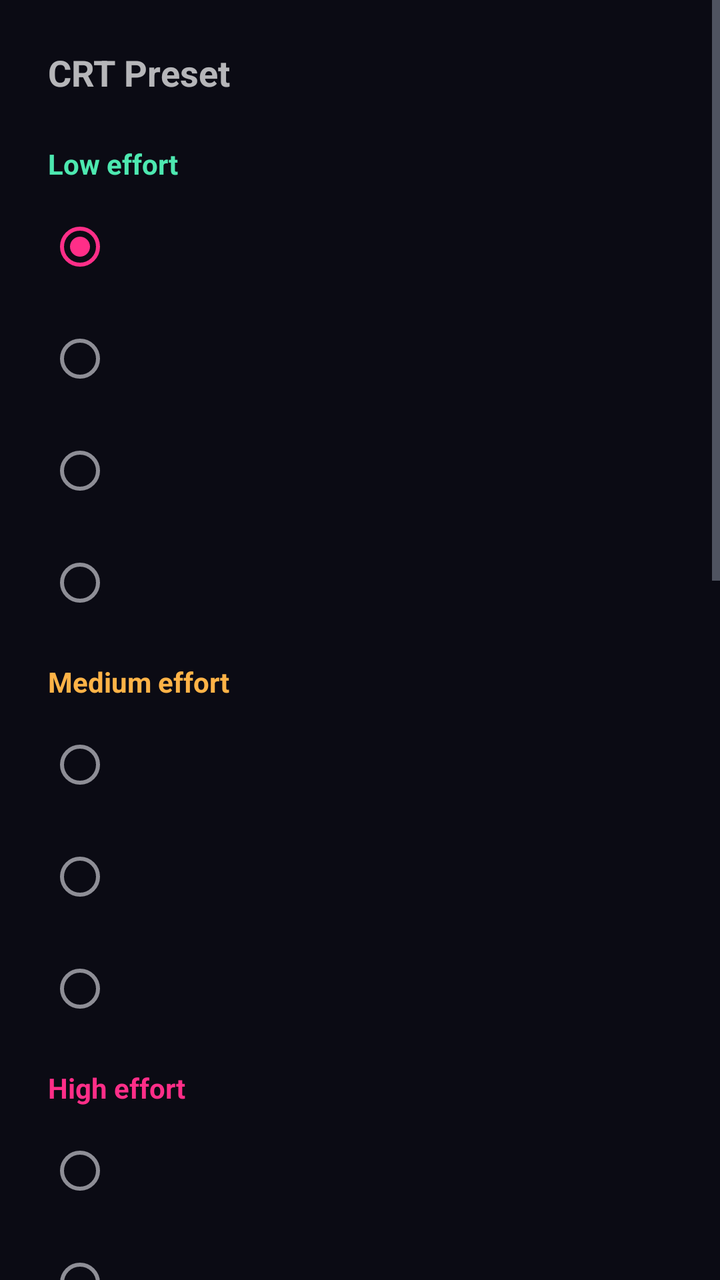
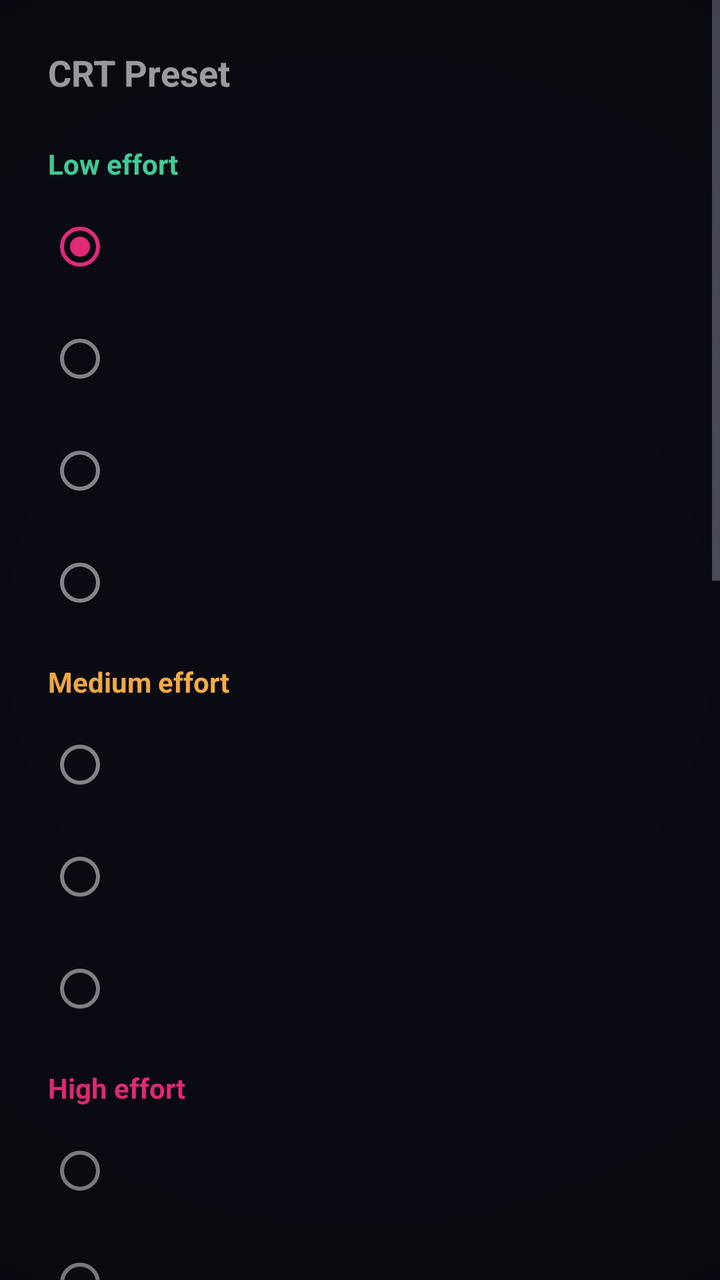

The first picture is an Android layout as it rendered before a commit; the second is the same layout after the commit. The layout source and the unified diff follow.
<!-- AndroidManifest.xml: application theme Theme.RetroTube -->
<!-- res/layout/activity_main.xml -->
<?xml version="1.0" encoding="utf-8"?>
<ScrollView xmlns:android="http://schemas.android.com/apk/res/android"
    android:layout_width="match_parent"
    android:layout_height="match_parent">

    <LinearLayout
        android:layout_width="match_parent"
        android:layout_height="wrap_content"
        android:orientation="vertical"
        android:padding="24dp">

        <TextView
            android:layout_width="wrap_content"
            android:layout_height="wrap_content"
            android:text="@string/preset_label"
            android:textStyle="bold"
            android:textSize="18sp"
            android:layout_marginBottom="16dp" />

        <RadioGroup
            android:id="@+id/presetGroup"
            android:layout_width="match_parent"
            android:layout_height="wrap_content">

            <TextView
                android:layout_width="wrap_content"
                android:layout_height="wrap_content"
                android:text="@string/tier_low"
                android:textStyle="bold"
                android:textColor="@color/tier_low"
                android:layout_marginTop="8dp"
                android:layout_marginBottom="4dp" />

            <RadioButton
                android:id="@+id/presetZfastCrt"
                android:layout_width="match_parent"
                android:layout_height="wrap_content"
                android:checked="true" />

            <RadioButton
                android:id="@+id/presetPhosphorMono"
                android:layout_width="match_parent"
                android:layout_height="wrap_content" />

            <RadioButton
                android:id="@+id/presetDeconverge"
                android:layout_width="match_parent"
                android:layout_height="wrap_content" />

            <RadioButton
                android:id="@+id/presetInterlaceRoll"
                android:layout_width="match_parent"
                android:layout_height="wrap_content" />

            <TextView
                android:layout_width="wrap_content"
                android:layout_height="wrap_content"
                android:text="@string/tier_medium"
                android:textStyle="bold"
                android:textColor="@color/tier_medium"
                android:layout_marginTop="12dp"
                android:layout_marginBottom="4dp" />

            <RadioButton
                android:id="@+id/presetCrtEasymode"
                android:layout_width="match_parent"
                android:layout_height="wrap_content" />

            <RadioButton
                android:id="@+id/presetVhs"
                android:layout_width="match_parent"
                android:layout_height="wrap_content" />

            <RadioButton
                android:id="@+id/presetVhsRec"
                android:layout_width="match_parent"
                android:layout_height="wrap_content" />

            <TextView
                android:layout_width="wrap_content"
                android:layout_height="wrap_content"
                android:text="@string/tier_high"
                android:textStyle="bold"
                android:textColor="@color/tier_high"
                android:layout_marginTop="12dp"
                android:layout_marginBottom="4dp" />

            <RadioButton
                android:id="@+id/presetCrtGuestAdvanced"
                android:layout_width="match_parent"
                android:layout_height="wrap_content" />

            <RadioButton
                android:id="@+id/presetNtsc"
                android:layout_width="match_parent"
                android:layout_height="wrap_content" />

            <TextView
                android:layout_width="wrap_content"
                android:layout_height="wrap_content"
                android:text="@string/tier_off"
                android:textStyle="bold"
                android:layout_marginTop="12dp"
                android:layout_marginBottom="4dp" />

            <RadioButton
                android:id="@+id/presetNone"
                android:layout_width="match_parent"
                android:layout_height="wrap_content" />

        </RadioGroup>

        <com.google.android.material.switchmaterial.SwitchMaterial
            android:id="@+id/curvatureSwitch"
            android:layout_width="match_parent"
            android:layout_height="wrap_content"
            android:layout_marginTop="20dp" />

        <TextView
            android:layout_width="wrap_content"
            android:layout_height="wrap_content"
            android:text="@string/downscale_label"
            android:textStyle="bold"
            android:layout_marginTop="20dp"
            android:layout_marginBottom="4dp" />

        <RadioGroup
            android:id="@+id/downscaleGroup"
            android:layout_width="match_parent"
            android:layout_height="wrap_content">

            <RadioButton
                android:id="@+id/downscaleNative"
                android:layout_width="match_parent"
                android:layout_height="wrap_content"
                android:checked="true" />

            <RadioButton
                android:id="@+id/downscale240"
                android:layout_width="match_parent"
                android:layout_height="wrap_content" />

            <RadioButton
                android:id="@+id/downscale480"
                android:layout_width="match_parent"
                android:layout_height="wrap_content" />

            <RadioButton
                android:id="@+id/downscale720"
                android:layout_width="match_parent"
                android:layout_height="wrap_content" />

        </RadioGroup>

        <TextView
            android:layout_width="wrap_content"
            android:layout_height="wrap_content"
            android:text="@string/aspect_label"
            android:textStyle="bold"
            android:layout_marginTop="20dp"
            android:layout_marginBottom="4dp" />

        <RadioGroup
            android:id="@+id/aspectGroup"
            android:layout_width="match_parent"
            android:layout_height="wrap_content">

            <RadioButton
                android:id="@+id/aspectFit"
                android:layout_width="match_parent"
                android:layout_height="wrap_content"
                android:checked="true" />

            <RadioButton
                android:id="@+id/aspectStretch"
                android:layout_width="match_parent"
                android:layout_height="wrap_content" />

            <RadioButton
                android:id="@+id/aspectCrop"
                android:layout_width="match_parent"
                android:layout_height="wrap_content" />

        </RadioGroup>

        <Button
            android:id="@+id/saveButton"
            android:layout_width="match_parent"
            android:layout_height="wrap_content"
            android:layout_marginTop="24dp"
            android:text="@string/save_defaults" />

        <Button
            android:id="@+id/clearOverrideButton"
            android:layout_width="match_parent"
            android:layout_height="wrap_content"
            android:layout_marginTop="8dp"
            android:text="@string/clear_override"
            android:visibility="gone" />

    </LinearLayout>
</ScrollView>
<!-- resources referenced by this layout -->
<resources>
  <color name="tier_high">@color/retro_magenta</color>
  <color name="tier_low">#4DE8B0</color>
  <color name="tier_medium">#FFB347</color>
  <string name="aspect_label">Aspect Ratio</string>
  <string name="clear_override">Clear Override</string>
  <string name="downscale_label">CRT Resolution</string>
  <string name="preset_label">CRT Preset</string>
  <string name="save_defaults">Save Defaults</string>
  <string name="tier_high">High effort</string>
  <string name="tier_low">Low effort</string>
  <string name="tier_medium">Medium effort</string>
  <string name="tier_off">Off</string>
  <style name="Theme.RetroTube" parent="Theme.MaterialComponents.NoActionBar">
          <item name="colorPrimary">@color/retro_teal</item>
          <item name="colorPrimaryDark">@color/retro_background</item>
          <item name="colorOnPrimary">@color/retro_teal_on</item>
          <item name="colorSecondary">@color/retro_magenta</item>
          <item name="colorOnSecondary">@color/retro_magenta_on</item>
          <item name="colorSurface">@color/retro_surface</item>
          <item name="colorOnSurface">@color/retro_text_primary</item>
          <item name="colorOnBackground">@color/retro_text_primary</item>
          <item name="android:windowBackground">@color/retro_background</item>
          <item name="android:textColorPrimary">@color/retro_text_primary</item>
          <item name="android:textColorSecondary">@color/retro_text_muted</item>
          <item name="radioButtonStyle">@style/Widget.RetroTube.RadioButton</item>
          <item name="switchStyle">@style/Widget.RetroTube.Switch</item>
      </style>
  <color name="retro_magenta">#FF2E88</color>
  <color name="retro_teal">#2FE6D0</color>
  <color name="retro_background">#0B0B14</color>
  <color name="retro_teal_on">#05201C</color>
  <color name="retro_magenta_on">#2B0716</color>
  <color name="retro_surface">#1A1A26</color>
  <color name="retro_text_primary">#F2F2F5</color>
  <color name="retro_text_muted">#9098A6</color>
  <style name="Widget.RetroTube.RadioButton" parent="Widget.MaterialComponents.CompoundButton.RadioButton">
          <item name="android:minHeight">56dp</item>
          <item name="android:paddingVertical">10dp</item>
          <item name="android:paddingStart">4dp</item>
          <item name="android:gravity">center_vertical</item>
      </style>
  <style name="Widget.RetroTube.Switch" parent="Widget.MaterialComponents.CompoundButton.Switch">
          <item name="android:minHeight">56dp</item>
          <item name="android:paddingVertical">10dp</item>
          <item name="android:paddingStart">4dp</item>
          <item name="android:gravity">center_vertical</item>
      </style>
</resources>

<!-- the commit's change to res/layout/activity_main.xml (unified diff, before → after) -->
@@ -1,7 +1,11 @@
 <?xml version="1.0" encoding="utf-8"?>
-<ScrollView xmlns:android="http://schemas.android.com/apk/res/android"
+<FrameLayout xmlns:android="http://schemas.android.com/apk/res/android"
     android:layout_width="match_parent"
     android:layout_height="match_parent">
+
+    <ScrollView
+        android:layout_width="match_parent"
+        android:layout_height="match_parent">
 
     <LinearLayout
         android:layout_width="match_parent"
@@ -199,4 +203,14 @@
             android:visibility="gone" />
 
     </LinearLayout>
-</ScrollView>
+    </ScrollView>
+
+    <View
+        android:layout_width="match_parent"
+        android:layout_height="match_parent"
+        android:background="@drawable/chrome_vignette"
+        android:clickable="false"
+        android:focusable="false"
+        android:importantForAccessibility="no" />
+
+</FrameLayout>
<!-- resource entries referenced after the edit -->
@@ -3,6 +3,17 @@
   <color name="tier_high">@color/retro_magenta</color>
   <color name="tier_low">#4DE8B0</color>
   <color name="tier_medium">#FFB347</color>
+  <!-- drawable chrome_vignette (drawable) -->
+  <?xml version="1.0" encoding="utf-8"?>
+  <shape xmlns:android="http://schemas.android.com/apk/res/android">
+      <gradient
+          android:type="radial"
+          android:gradientRadius="480dp"
+          android:centerX="0.5"
+          android:centerY="0.5"
+          android:startColor="#00000000"
+          android:endColor="#3D000000" />
+  </shape>
   <string name="aspect_label">Aspect Ratio</string>
   <string name="clear_override">Clear Override</string>
   <string name="downscale_label">CRT Resolution</string>
